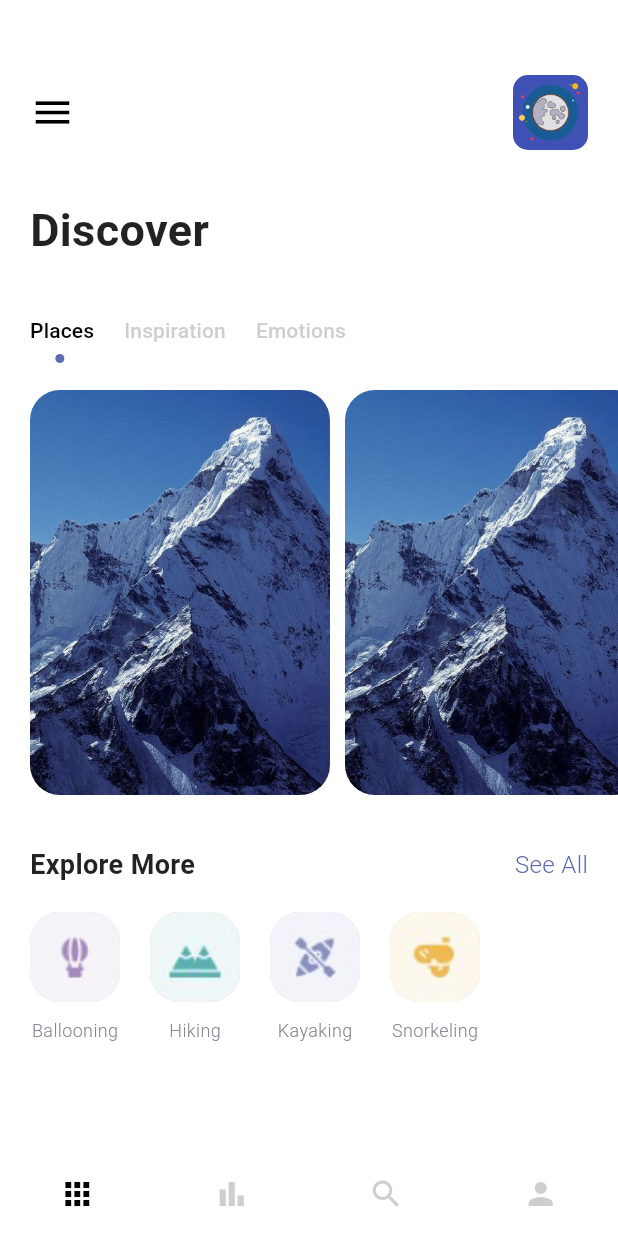
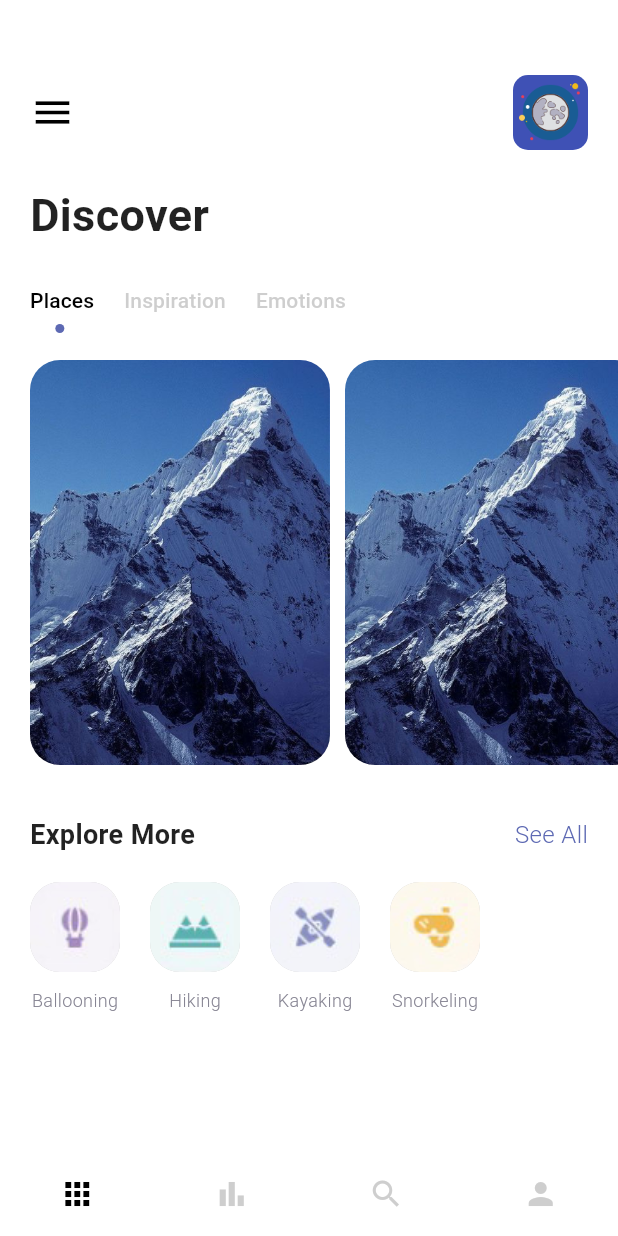
Before and after one commit to AlexEduV/flutter_travel_app, a Flutter app: the screen it shows after launch, on a phone screen of 412 x 824 dp. Run offline on Flutter 3.47's test engine with Material 3 defaults, Android fonts, the phone set to English and light mode, and no system bars.

```diff
--- a/lib/pages/navigationPages/home_item_page.dart
+++ b/lib/pages/navigationPages/home_item_page.dart
@@ -60,7 +60,7 @@ class _HomeItemPageState extends State<HomeItemPage> {
               ),
             ),
 
-            const SizedBox(height: 40,),
+            const SizedBox(height: 30,),
 
             //discover text
             Container(
@@ -68,7 +68,7 @@ class _HomeItemPageState extends State<HomeItemPage> {
               child: const AppLargeText(text: 'Discover'),
             ),
 
-            const SizedBox(height: 30,),
+            const SizedBox(height: 20,),
 
             //tab bar
             Container(
```
